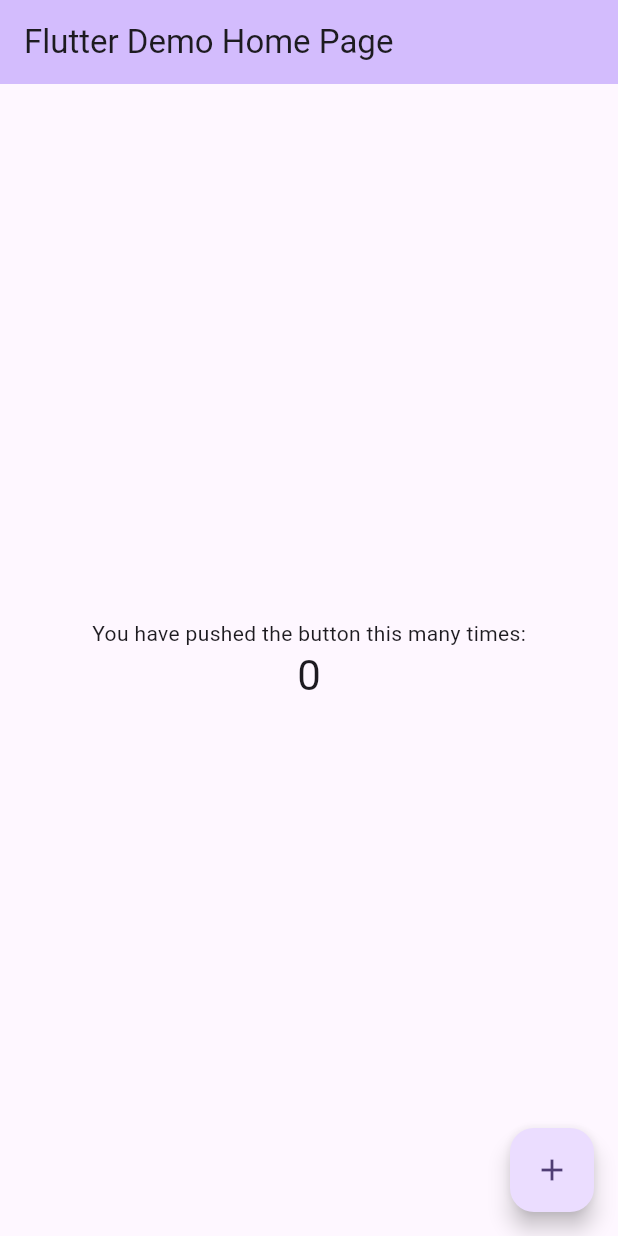
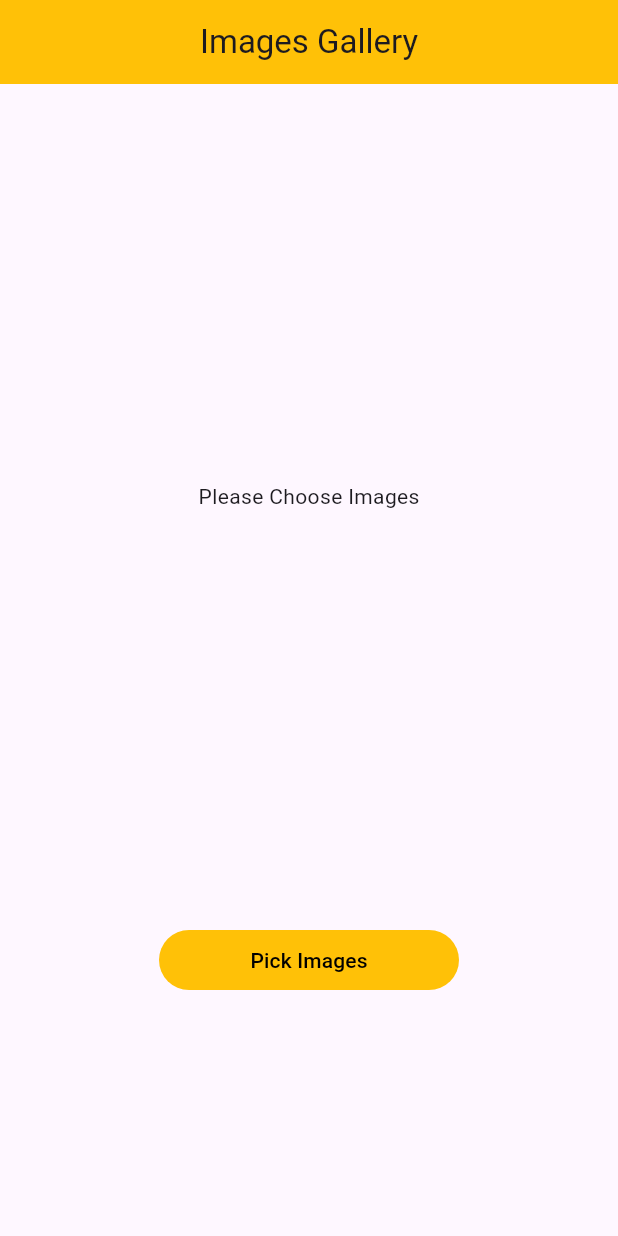
Before and after one commit to SamaAshrafAhmed/flutter-device-features-app, a Flutter app: the screen it shows after launch, on a phone screen of 412 x 824 dp. Run offline on Flutter 3.47's test engine with Material 3 defaults, Android fonts, the phone set to English and light mode, and no system bars; our stand-ins replace image_picker.

Commit message:
created image picker feature

```diff
--- a/lib/main.dart
+++ b/lib/main.dart
@@ -1,122 +1,18 @@
 import 'package:flutter/material.dart';
+import 'package:flutter_device_features_app/screens/image_gallery_screen.dart';
 
 void main() {
   runApp(const MyApp());
 }
 
 class MyApp extends StatelessWidget {
-  const MyApp({super.key});
+  const new({super.key});
 
-  // This widget is the root of your application.
   @override
   Widget build(BuildContext context) {
-    return MaterialApp(
-      title: 'Flutter Demo',
-      theme: ThemeData(
-        // This is the theme of your application.
-        //
-        // TRY THIS: Try running your application with "flutter run". You'll see
-        // the application has a purple toolbar. Then, without quitting the app,
-        // try changing the seedColor in the colorScheme below to Colors.green
-        // and then invoke "hot reload" (save your changes or press the "hot
-        // reload" button in a Flutter-supported IDE, or press "r" if you used
-        // the command line to start the app).
-        //
-        // Notice that the counter didn't reset back to zero; the application
-        // state is not lost during the reload. To reset the state, use hot
-        // restart instead.
-        //
-        // This works for code too, not just values: Most code changes can be
-        // tested with just a hot reload.
-        colorScheme: .fromSeed(seedColor: Colors.deepPurple),
-      ),
-      home: const MyHomePage(title: 'Flutter Demo Home Page'),
+    return const MaterialApp(
+      debugShowCheckedModeBanner: false,
+      home: ImageGalleryScreen(),
     );
   }
 }
-
-class MyHomePage extends StatefulWidget {
-  const MyHomePage({super.key, required this.title});
-
-  // This widget is the home page of your application. It is stateful, meaning
-  // that it has a State object (defined below) that contains fields that affect
-  // how it looks.
-
-  // This class is the configuration for the state. It holds the values (in this
-  // case the title) provided by the parent (in this case the App widget) and
-  // used by the build method of the State. Fields in a Widget subclass are
-  // always marked "final".
-
-  final String title;
-
-  @override
-  State<MyHomePage> createState() => _MyHomePageState();
-}
-
-class _MyHomePageState extends State<MyHomePage> {
-  int _counter = 0;
-
-  void _incrementCounter() {
-    setState(() {
-      // This call to setState tells the Flutter framework that something has
-      // changed in this State, which causes it to rerun the build method below
-      // so that the display can reflect the updated values. If we changed
-      // _counter without calling setState(), then the build method would not be
-      // called again, and so nothing would appear to happen.
-      _counter++;
-    });
-  }
-
-  @override
-  Widget build(BuildContext context) {
-    // This method is rerun every time setState is called, for instance as done
-    // by the _incrementCounter method above.
-    //
-    // The Flutter framework has been optimized to make rerunning build methods
-    // fast, so that you can just rebuild anything that needs updating rather
-    // than having to individually change instances of widgets.
-    return Scaffold(
-      appBar: AppBar(
-        // TRY THIS: Try changing the color here to a specific color (to
-        // Colors.amber, perhaps?) and trigger a hot reload to see the AppBar
-        // change color while the other colors stay the same.
-        backgroundColor: Theme.of(context).colorScheme.inversePrimary,
-        // Here we take the value from the MyHomePage object that was created by
-        // the App.build method, and use it to set our appbar title.
-        title: Text(widget.title),
-      ),
-      body: Center(
-        // Center is a layout widget. It takes a single child and positions it
-        // in the middle of the parent.
-        child: Column(
-          // Column is also a layout widget. It takes a list of children and
-          // arranges them vertically. By default, it sizes itself to fit its
-          // children horizontally, and tries to be as tall as its parent.
-          //
-          // Column has various properties to control how it sizes itself and
-          // how it positions its children. Here we use mainAxisAlignment to
-          // center the children vertically; the main axis here is the vertical
-          // axis because Columns are vertical (the cross axis would be
-          // horizontal).
-          //
-          // TRY THIS: Invoke "debug painting" (choose the "Toggle Debug Paint"
-          // action in the IDE, or press "p" in the console), to see the
-          // wireframe for each widget.
-          mainAxisAlignment: .center,
-          children: [
-            const Text('You have pushed the button this many times:'),
-            Text(
-              '$_counter',
-              style: Theme.of(context).textTheme.headlineMedium,
-            ),
-          ],
-        ),
-      ),
-      floatingActionButton: FloatingActionButton(
-        onPressed: _incrementCounter,
-        tooltip: 'Increment',
-        child: const Icon(Icons.add),
-      ),
-    );
-  }
-}
--- /dev/null
+++ b/lib/screens/image_gallery_screen.dart
@@ -0,0 +1,69 @@
+import 'dart:io';
+
+import 'package:flutter/material.dart';
+import 'package:image_picker/image_picker.dart';
+
+class ImageGalleryScreen extends StatefulWidget {
+  const new({super.key});
+
+  @override
+  State<ImageGalleryScreen> createState() => _ImageGalleryScreenState();
+}
+
+class _ImageGalleryScreenState extends State<ImageGalleryScreen> {
+  List<File> images = [];
+  final picker = ImagePicker();
+  @override
+  Widget build(BuildContext context) {
+    return Scaffold(
+      appBar: AppBar(
+        centerTitle: true,
+        title: Text("Images Gallery"),
+        backgroundColor: Colors.amber,
+      ),
+      body: Column(
+        children: [
+          SizedBox(
+            height: 550,
+            child: images.isNotEmpty
+                ? ListView.builder(
+                    itemCount: images.length,
+                    itemBuilder: (context, index) {
+                      return Container(
+                        padding: EdgeInsets.all(10),
+                        height: 250,
+                        child: ClipRRect(
+                          borderRadius: BorderRadiusGeometry.circular(29),
+                          child: Image.file(images[index], fit: BoxFit.fill),
+                        ),
+                      );
+                    },
+                  )
+                : Center(child: Text("Please Choose Images")),
+          ),
+          SizedBox(height: 10),
+          TextButton(
+            onPressed: () async {
+              await pickImages();
+            },
+
+            style: TextButton.styleFrom(
+              backgroundColor: Colors.amber,
+              foregroundColor: Colors.black,
+              fixedSize: Size(200, 30),
+            ),
+            child: Text("Pick Images"),
+          ),
+        ],
+      ),
+    );
+  }
+
+  Future<void> pickImages() async {
+    final List<XFile> imagesPaths = await picker.pickMultiImage();
+    for (var img in imagesPaths) {
+      images.add(File(img.path));
+    }
+    setState(() {});
+  }
+}
--- a/pubspec.yaml
+++ b/pubspec.yaml
@@ -34,6 +34,7 @@ dependencies:
   # The following adds the Cupertino Icons font to your application.
   # Use with the CupertinoIcons class for iOS style icons.
   cupertino_icons: ^1.0.8
+  image_picker: ^1.2.3
 
 dev_dependencies:
   flutter_test:
```
Also changed, not shown: pubspec.lock, 7 other files.
